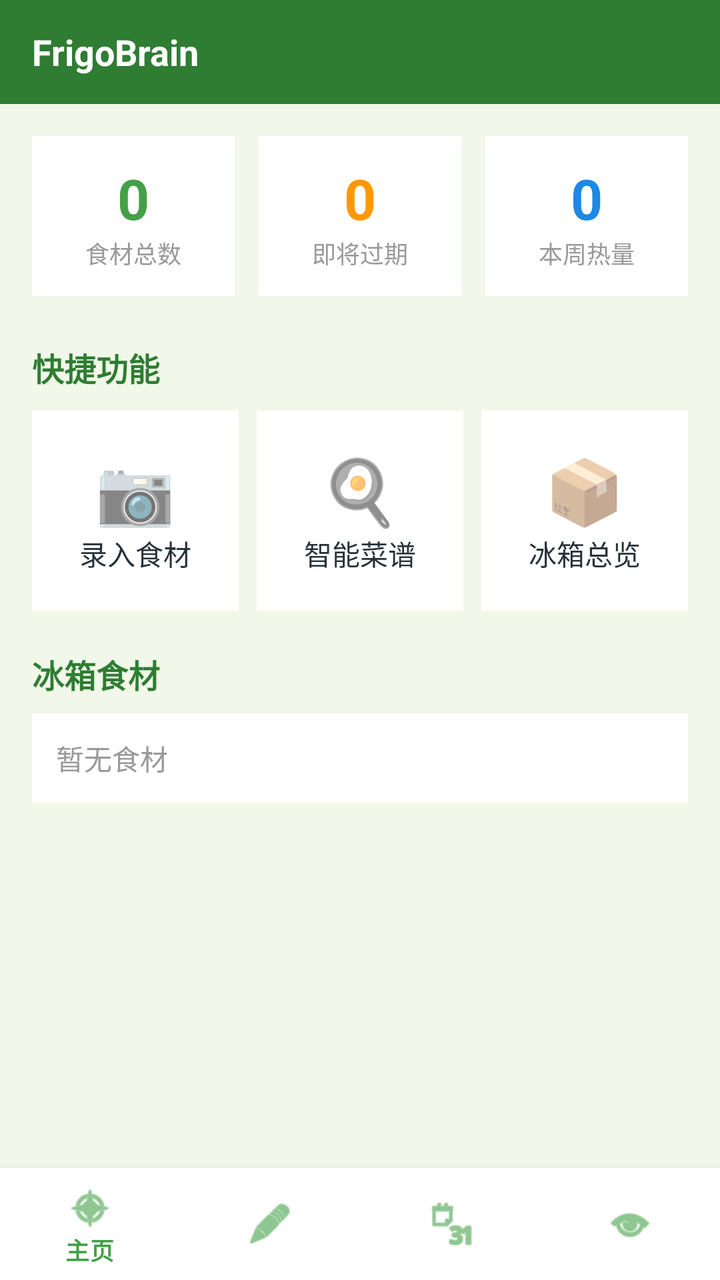
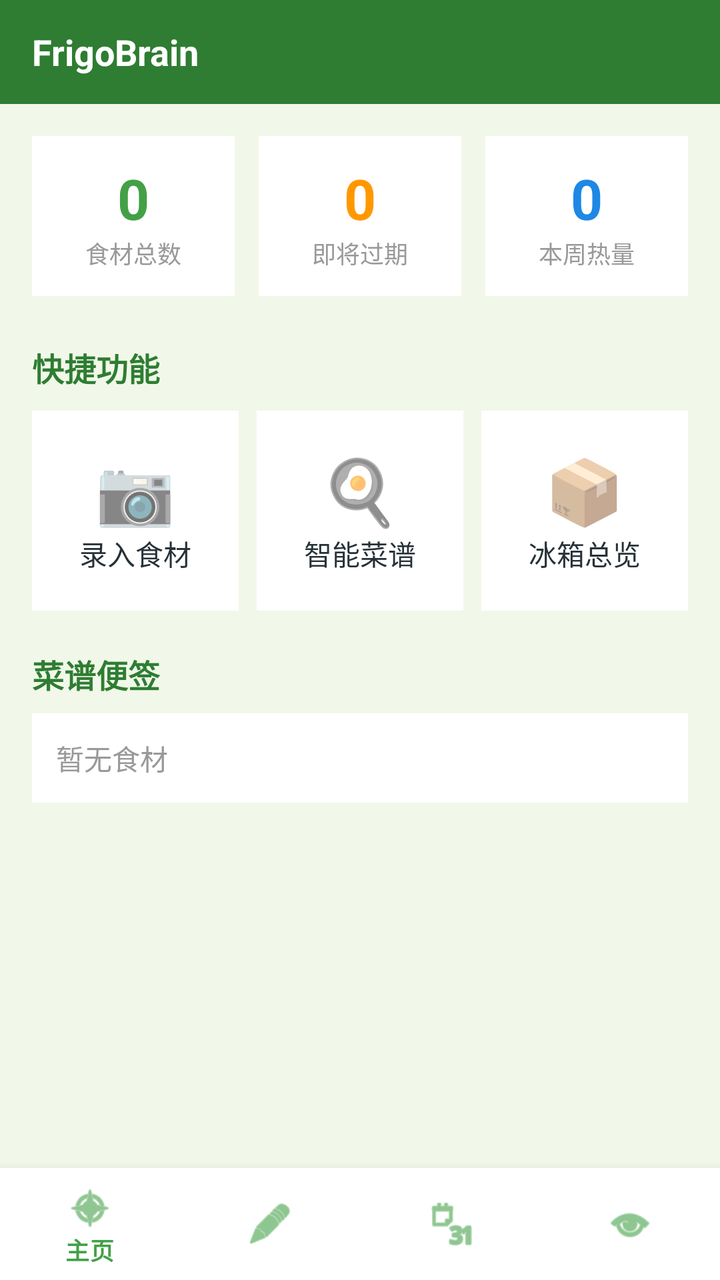

Compare the two renders of this Android layout. The source of the first and the diff that turns it into the second are given below.
<!-- AndroidManifest.xml: application theme Theme.FrigoBrain -->
<!-- res/layout/activity_main.xml -->
<?xml version="1.0" encoding="utf-8"?>
<LinearLayout xmlns:android="http://schemas.android.com/apk/res/android"
    xmlns:app="http://schemas.android.com/apk/res-auto"
    android:layout_width="match_parent"
    android:layout_height="match_parent"
    android:orientation="vertical">

    <LinearLayout
        android:layout_width="match_parent"
        android:layout_height="52dp"
        android:background="@color/primaryDark"
        android:gravity="center_vertical"
        android:paddingHorizontal="16dp">

        <TextView
            android:layout_width="0dp"
            android:layout_height="wrap_content"
            android:layout_weight="1"
            android:text="FrigoBrain"
            android:textColor="@android:color/white"
            android:textSize="18sp"
            android:textStyle="bold" />

        <TextView
            android:id="@+id/tv_version"
            android:layout_width="wrap_content"
            android:layout_height="wrap_content"
            android:text=""
            android:textColor="#AAFFFFFF"
            android:textSize="11sp" />
    </LinearLayout>

    <LinearLayout
        android:id="@+id/banner_expiry"
        android:layout_width="match_parent"
        android:layout_height="wrap_content"
        android:background="#FFF3E0"
        android:gravity="center_vertical"
        android:orientation="horizontal"
        android:padding="10dp"
        android:visibility="gone">

        <TextView
            android:id="@+id/tv_expiry_alert"
            android:layout_width="0dp"
            android:layout_height="wrap_content"
            android:layout_weight="1"
            android:textColor="#E65100"
            android:textSize="13sp" />

        <TextView
            android:id="@+id/btn_view_expiring"
            android:layout_width="wrap_content"
            android:layout_height="30dp"
            android:background="#FF9800"
            android:gravity="center"
            android:paddingLeft="12dp"
            android:paddingRight="12dp"
            android:text="查看"
            android:textColor="@android:color/white"
            android:textSize="12sp" />
    </LinearLayout>

    <ScrollView
        android:layout_width="match_parent"
        android:layout_height="0dp"
        android:layout_weight="1"
        android:background="#F1F8E9">

        <LinearLayout
            android:layout_width="match_parent"
            android:layout_height="wrap_content"
            android:orientation="vertical"
            android:padding="16dp">

            <LinearLayout
                android:layout_width="match_parent"
                android:layout_height="wrap_content"
                android:orientation="horizontal">

                <LinearLayout
                    android:id="@+id/card_total"
                    android:layout_width="0dp"
                    android:layout_height="80dp"
                    android:layout_weight="1"
                    android:layout_marginEnd="8dp"
                    android:background="@color/surface"
                    android:gravity="center"
                    android:orientation="vertical">

                    <TextView
                        android:id="@+id/tv_total_count"
                        android:layout_width="wrap_content"
                        android:layout_height="wrap_content"
                        android:text="0"
                        android:textColor="@color/primary"
                        android:textSize="28sp"
                        android:textStyle="bold" />

                    <TextView
                        android:layout_width="wrap_content"
                        android:layout_height="wrap_content"
                        android:text="食材总数"
                        android:textColor="#999"
                        android:textSize="12sp" />
                </LinearLayout>

                <LinearLayout
                    android:id="@+id/card_expiring"
                    android:layout_width="0dp"
                    android:layout_height="80dp"
                    android:layout_weight="1"
                    android:layout_marginStart="4dp"
                    android:layout_marginEnd="4dp"
                    android:background="@color/surface"
                    android:gravity="center"
                    android:orientation="vertical">

                    <TextView
                        android:id="@+id/tv_expiring_count"
                        android:layout_width="wrap_content"
                        android:layout_height="wrap_content"
                        android:text="0"
                        android:textColor="#FF9800"
                        android:textSize="28sp"
                        android:textStyle="bold" />

                    <TextView
                        android:layout_width="wrap_content"
                        android:layout_height="wrap_content"
                        android:text="即将过期"
                        android:textColor="#999"
                        android:textSize="12sp" />
                </LinearLayout>

                <LinearLayout
                    android:id="@+id/card_weekly"
                    android:layout_width="0dp"
                    android:layout_height="80dp"
                    android:layout_weight="1"
                    android:layout_marginStart="8dp"
                    android:background="@color/surface"
                    android:gravity="center"
                    android:orientation="vertical">

                    <TextView
                        android:id="@+id/tv_weekly_cal"
                        android:layout_width="wrap_content"
                        android:layout_height="wrap_content"
                        android:text="0"
                        android:textColor="@color/protein"
                        android:textSize="28sp"
                        android:textStyle="bold" />

                    <TextView
                        android:layout_width="wrap_content"
                        android:layout_height="wrap_content"
                        android:text="本周热量"
                        android:textColor="#999"
                        android:textSize="12sp" />
                </LinearLayout>
            </LinearLayout>

            <TextView
                android:layout_width="wrap_content"
                android:layout_height="wrap_content"
                android:layout_marginTop="24dp"
                android:text="快捷功能"
                android:textColor="@color/primaryDark"
                android:textSize="16sp"
                android:textStyle="bold" />

            <LinearLayout
                android:layout_width="match_parent"
                android:layout_height="wrap_content"
                android:layout_marginTop="10dp"
                android:orientation="horizontal">

                <LinearLayout
                    android:id="@+id/btn_quick_add"
                    android:layout_width="0dp"
                    android:layout_height="100dp"
                    android:layout_weight="1"
                    android:layout_marginEnd="6dp"
                    android:background="@color/surface"
                    android:gravity="center"
                    android:orientation="vertical"
                    android:clickable="true"
                    android:focusable="true">

                    <TextView
                        android:layout_width="wrap_content"
                        android:layout_height="wrap_content"
                        android:text="📷"
                        android:textSize="32sp" />

                    <TextView
                        android:layout_width="wrap_content"
                        android:layout_height="wrap_content"
                        android:text="录入食材"
                        android:textColor="@color/onBackground"
                        android:textSize="14sp" />
                </LinearLayout>

                <LinearLayout
                    android:id="@+id/btn_quick_recipe"
                    android:layout_width="0dp"
                    android:layout_height="100dp"
                    android:layout_weight="1"
                    android:layout_marginStart="3dp"
                    android:layout_marginEnd="3dp"
                    android:background="@color/surface"
                    android:gravity="center"
                    android:orientation="vertical"
                    android:clickable="true"
                    android:focusable="true">

                    <TextView
                        android:layout_width="wrap_content"
                        android:layout_height="wrap_content"
                        android:text="🍳"
                        android:textSize="32sp" />

                    <TextView
                        android:layout_width="wrap_content"
                        android:layout_height="wrap_content"
                        android:text="智能菜谱"
                        android:textColor="@color/onBackground"
                        android:textSize="14sp" />
                </LinearLayout>

                <LinearLayout
                    android:id="@+id/btn_quick_nutrition"
                    android:layout_width="0dp"
                    android:layout_height="100dp"
                    android:layout_weight="1"
                    android:layout_marginStart="6dp"
                    android:background="@color/surface"
                    android:gravity="center"
                    android:orientation="vertical"
                    android:clickable="true"
                    android:focusable="true">

                    <TextView
                        android:layout_width="wrap_content"
                        android:layout_height="wrap_content"
                        android:text="📦"
                        android:textSize="32sp" />

                    <TextView
                        android:layout_width="wrap_content"
                        android:layout_height="wrap_content"
                        android:text="冰箱总览"
                        android:textColor="@color/onBackground"
                        android:textSize="14sp" />
                </LinearLayout>
            </LinearLayout>

            <TextView
                android:layout_width="wrap_content"
                android:layout_height="wrap_content"
                android:layout_marginTop="20dp"
                android:text="冰箱食材"
                android:textColor="@color/primaryDark"
                android:textSize="16sp"
                android:textStyle="bold" />

            <TextView
                android:id="@+id/tv_food_list"
                android:layout_width="match_parent"
                android:layout_height="wrap_content"
                android:layout_marginTop="8dp"
                android:background="@color/surface"
                android:padding="12dp"
                android:text="暂无食材"
                android:textColor="#999"
                android:textSize="14sp" />

        </LinearLayout>
    </ScrollView>

    <com.google.android.material.bottomnavigation.BottomNavigationView
        android:id="@+id/bottom_nav"
        android:layout_width="match_parent"
        android:layout_height="wrap_content"
        android:background="@color/surface"
        app:menu="@menu/nav_menu" />

</LinearLayout>
<!-- resources referenced by this layout -->
<resources>
  <color name="onBackground">#263238</color>
  <color name="primary">#43A047</color>
  <color name="primaryDark">#2E7D32</color>
  <color name="protein">#1E88E5</color>
  <color name="surface">#FFFFFF</color>
  <style name="Theme.FrigoBrain" parent="Theme.MaterialComponents.Light.NoActionBar">
          <item name="colorPrimary">@color/primary</item>
          <item name="colorPrimaryDark">@color/primaryDark</item>
          <item name="colorAccent">@color/accent</item>
          <item name="colorPrimaryVariant">@color/primaryDark</item>
          <item name="colorOnPrimary">@color/onPrimary</item>
          <item name="android:colorBackground">@color/background</item>
          <item name="android:statusBarColor">@color/primaryDark</item>
          <item name="colorSurface">@color/surface</item>
          <item name="colorOnSurface">@color/onBackground</item>
          <item name="bottomNavigationStyle">@style/BottomNav</item>
      </style>
  <color name="accent">#FF7043</color>
  <color name="onPrimary">#FFFFFF</color>
  <color name="background">#F1F8E9</color>
  <style name="BottomNav" parent="Widget.MaterialComponents.BottomNavigationView">
          <item name="itemIconTint">@color/primary</item>
          <item name="itemTextColor">@color/primary</item>
          <item name="android:background">@color/surface</item>
          <item name="elevation">8dp</item>
      </style>
</resources>

<!-- the commit's change to res/layout/activity_main.xml (unified diff, before → after) -->
@@ -260,7 +260,7 @@
                 android:layout_width="wrap_content"
                 android:layout_height="wrap_content"
                 android:layout_marginTop="20dp"
-                android:text="冰箱食材"
+                android:text="菜谱便签"
                 android:textColor="@color/primaryDark"
                 android:textSize="16sp"
                 android:textStyle="bold" />
